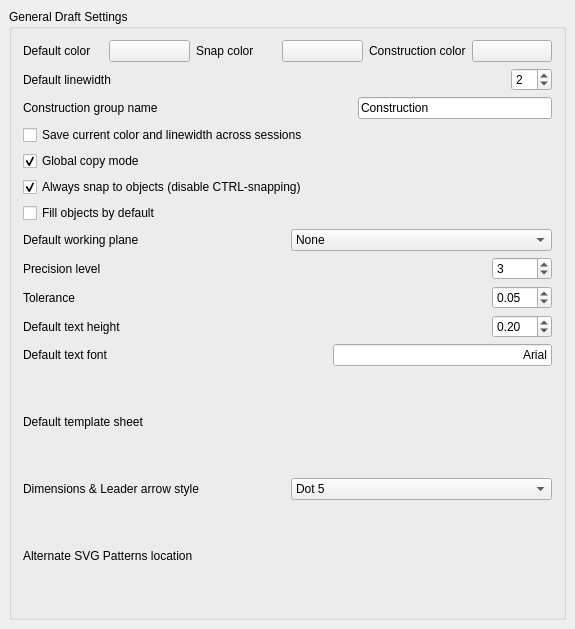
Above: src/Mod/Draft/Resources/ui/userprefs-base.ui from berndhahnebach/All_FreeCAD before the change. Below: the same form after it.
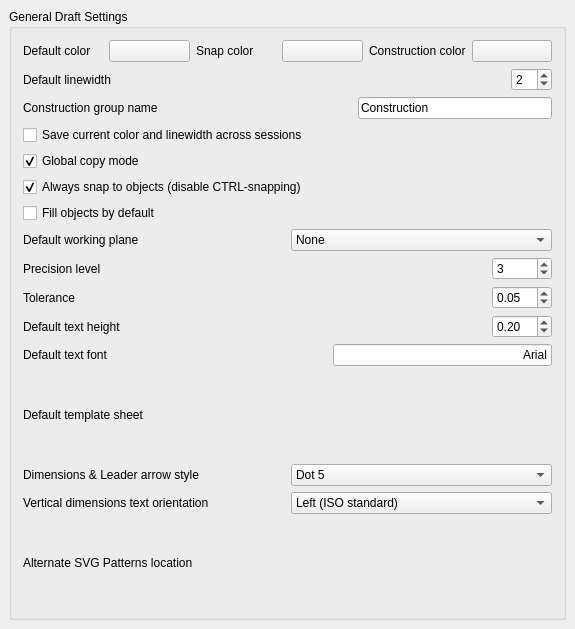
That is the form after the change. Custom widgets are drawn as their Qt base class.

Commit message: + added ISO standard orientation to Draft dimensions (with option in prefs)

Patch:
```diff
--- a/src/Mod/Draft/Resources/ui/userprefs-base.ui
+++ b/src/Mod/Draft/Resources/ui/userprefs-base.ui
@@ -594,6 +594,40 @@
         </item>
        </layout>
       </item>
+      <item>
+       <layout class="QHBoxLayout" name="horizontalLayout_16">
+        <item>
+         <widget class="QLabel" name="label_14">
+          <property name="text">
+           <string>Vertical dimensions text orientation</string>
+          </property>
+         </widget>
+        </item>
+        <item>
+         <widget class="Gui::PrefComboBox" name="gui::prefcombobox_3">
+          <property name="toolTip">
+           <string>This is the orientation of the dimension texts when those dimensions are vertical. Default is left, which is the ISO standard.</string>
+          </property>
+          <property name="prefEntry" stdset="0">
+           <cstring>dimorientation</cstring>
+          </property>
+          <property name="prefPath" stdset="0">
+           <cstring>Mod/Draft</cstring>
+          </property>
+          <item>
+           <property name="text">
+            <string>Left (ISO standard)</string>
+           </property>
+          </item>
+          <item>
+           <property name="text">
+            <string>Right</string>
+           </property>
+          </item>
+         </widget>
+        </item>
+       </layout>
+      </item>
       <item>
        <layout class="QHBoxLayout" name="horizontalLayout">
         <item>
```
The commit also changes 3 other files.
